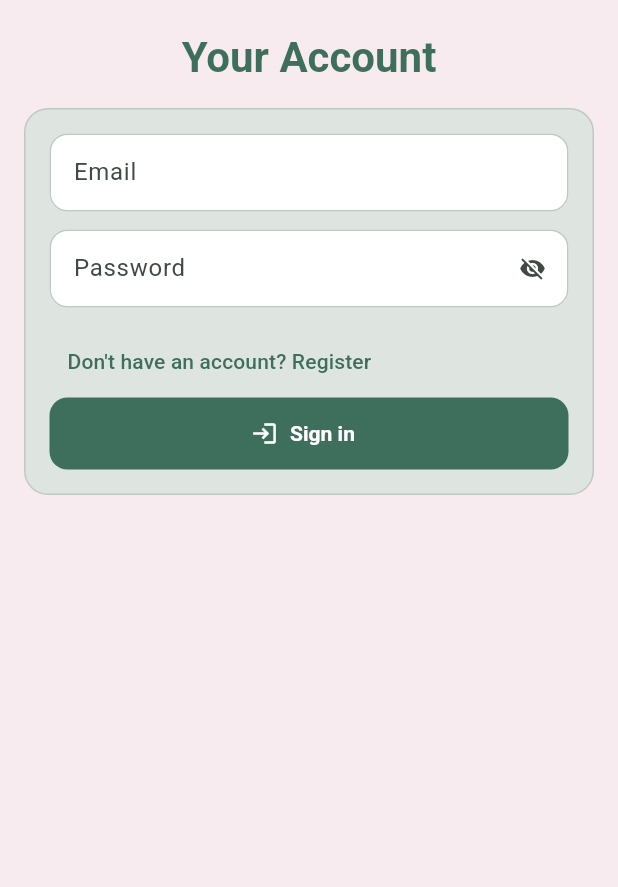
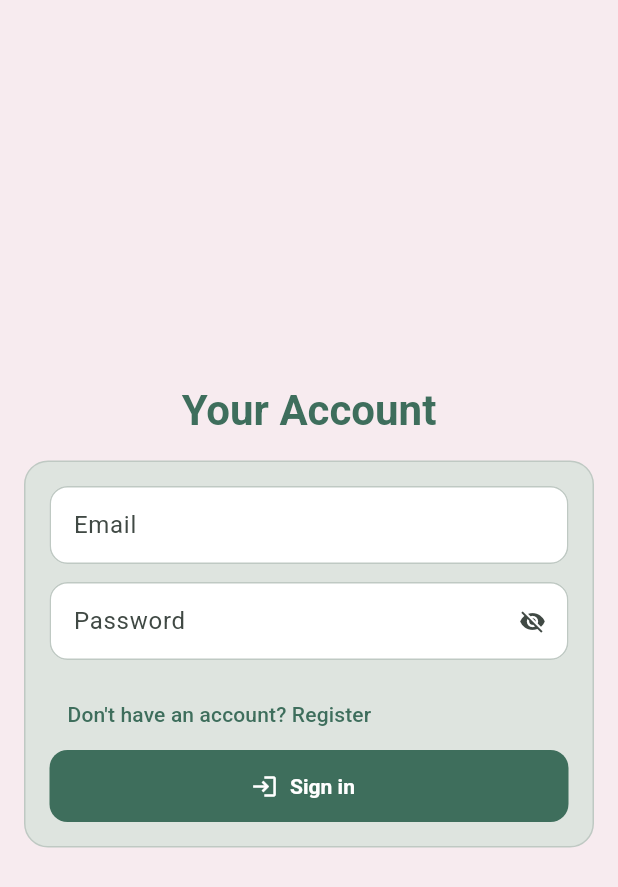
Before and after one commit to ManojramRagu/IceMacha-Mobile-Application, a Flutter app: the screen it shows after launch, on a phone screen of 412 x 824 dp. Shown: the top 887 px of the screen. Run offline on Flutter 3.47's test engine with Material 3 defaults, Android fonts, the phone set to English and light mode, and no system bars.

Commit message:
Centered login and register

```diff
--- a/lib/screens/profile.dart
+++ b/lib/screens/profile.dart
@@ -44,6 +44,44 @@ class _ProfileScreenState extends State<ProfileScreen> {
                   },
                 )
               : RegisterScreen(onLoginTap: _goLogin, onRegistered: _goLogin));
+
+    if (!auth.isAuthenticated) {
+      return LayoutBuilder(
+        builder: (context, constraints) {
+          const pad = EdgeInsets.fromLTRB(16, 20, 16, 24);
+          final double targetH = (constraints.maxHeight - pad.vertical)
+              .clamp(0.0, double.infinity)
+              .toDouble();
+
+          return SingleChildScrollView(
+            padding: pad,
+            child: ConstrainedBox(
+              constraints: BoxConstraints(
+                minHeight: targetH.isFinite ? targetH : 0,
+                maxHeight: targetH.isFinite ? targetH : double.infinity,
+              ),
+              child: Column(
+                crossAxisAlignment: CrossAxisAlignment.stretch,
+                mainAxisAlignment: MainAxisAlignment.center,
+                children: [
+                  Center(
+                    child: Text(
+                      'Your Account',
+                      style: tt.headlineMedium?.copyWith(
+                        fontWeight: FontWeight.w700,
+                        color: cs.primary,
+                      ),
+                    ),
+                  ),
+                  const SizedBox(height: 16),
+                  PageBodyNarrow(child: body),
+                ],
+              ),
+            ),
+          );
+        },
+      );
+    }
 
     Widget accountCard() => Card(
       elevation: 0,
```
